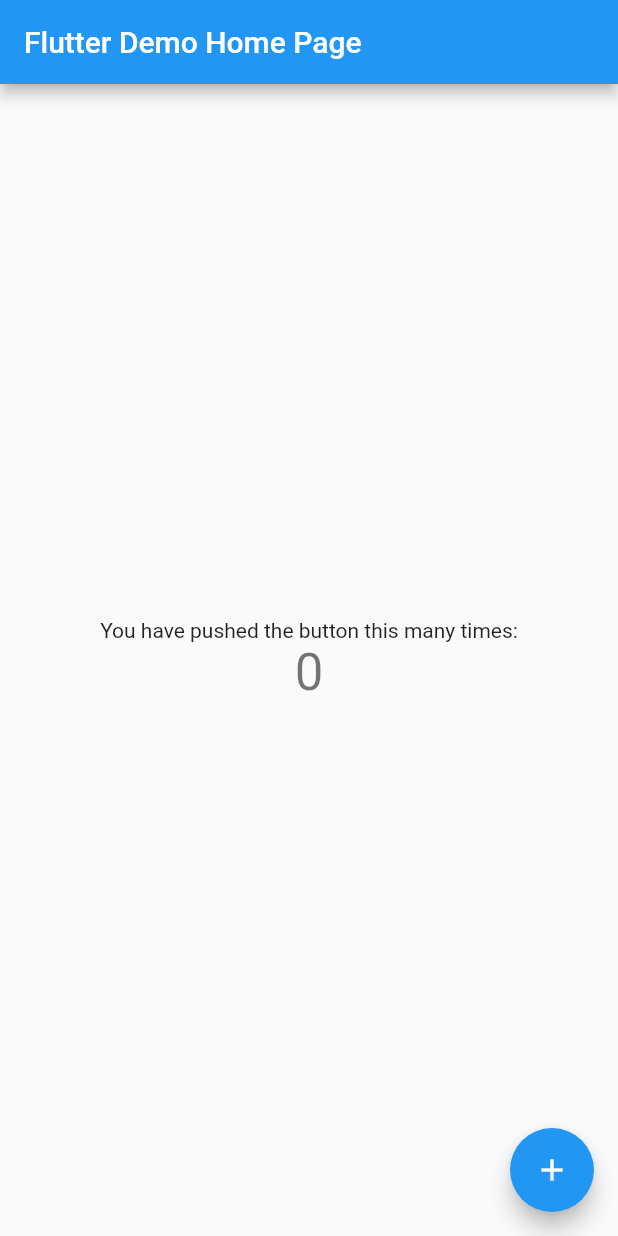
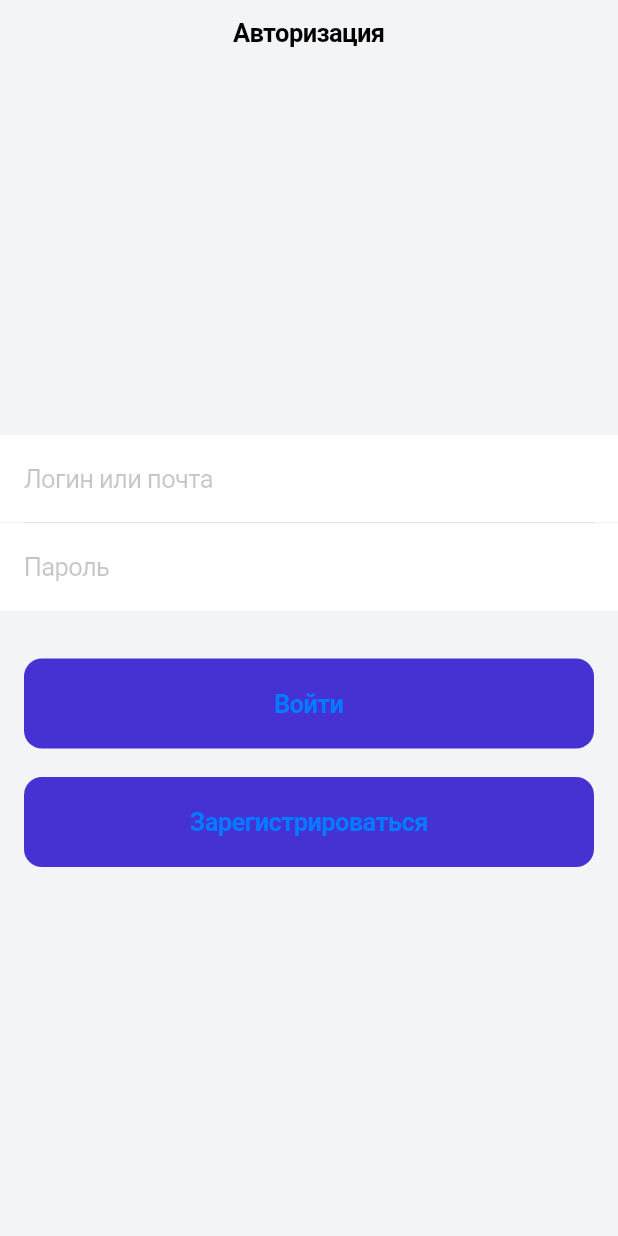
Before and after one commit to myrzabekovruslan/first_flutter_app, a Flutter app: the screen it shows after launch, on a phone screen of 412 x 824 dp. Run offline on Flutter 3.47's test engine with Material 2 defaults, Android fonts, the phone set to English and light mode, and no system bars.

Commit message:
ready auth screen

```diff
--- a/lib/main.dart
+++ b/lib/main.dart
@@ -1,4 +1,5 @@
-import 'package:flutter/material.dart';
+import 'package:flutter/cupertino.dart';
+import 'package:flutter_application_1/src/screens/auth/auth_screen.dart';
 
 void main() {
   runApp(const MyApp());
@@ -10,106 +11,8 @@ class MyApp extends StatelessWidget {
   // This widget is the root of your application.
   @override
   Widget build(BuildContext context) {
-    return MaterialApp(
-      title: 'Flutter Demo',
-      theme: ThemeData(
-        // This is the theme of your application.
-        //
-        // Try running your application with "flutter run". You'll see the
-        // application has a blue toolbar. Then, without quitting the app, try
-        // changing the primarySwatch below to Colors.green and then invoke
-        // "hot reload" (press "r" in the console where you ran "flutter run",
-        // or simply save your changes to "hot reload" in a Flutter IDE).
-        // Notice that the counter didn't reset back to zero; the application
-        // is not restarted.
-        primarySwatch: Colors.blue,
-      ),
-      home: const MyHomePage(title: 'Flutter Demo Home Page'),
+    return const CupertinoApp(
+      home: AuthScreen(),
     );
   }
 }
-
-class MyHomePage extends StatefulWidget {
-  const MyHomePage({Key? key, required this.title}) : super(key: key);
-
-  // This widget is the home page of your application. It is stateful, meaning
-  // that it has a State object (defined below) that contains fields that affect
-  // how it looks.
-
-  // This class is the configuration for the state. It holds the values (in this
-  // case the title) provided by the parent (in this case the App widget) and
-  // used by the build method of the State. Fields in a Widget subclass are
-  // always marked "final".
-
-  final String title;
-
-  @override
-  State<MyHomePage> createState() => _MyHomePageState();
-}
-
-class _MyHomePageState extends State<MyHomePage> {
-  int _counter = 0;
-
-  void _incrementCounter() {
-    setState(() {
-      // This call to setState tells the Flutter framework that something has
-      // changed in this State, which causes it to rerun the build method below
-      // so that the display can reflect the updated values. If we changed
-      // _counter without calling setState(), then the build method would not be
-      // called again, and so nothing would appear to happen.
-      _counter++;
-    });
-  }
-
-  @override
-  Widget build(BuildContext context) {
-    // This method is rerun every time setState is called, for instance as done
-    // by the _incrementCounter method above.
-    //
-    // The Flutter framework has been optimized to make rerunning build methods
-    // fast, so that you can just rebuild anything that needs updating rather
-    // than having to individually change instances of widgets.
-    return Scaffold(
-      appBar: AppBar(
-        // Here we take the value from the MyHomePage object that was created by
-        // the App.build method, and use it to set our appbar title.
-        title: Text(widget.title),
-      ),
-      body: Center(
-        // Center is a layout widget. It takes a single child and positions it
-        // in the middle of the parent.
-        child: Column(
-          // Column is also a layout widget. It takes a list of children and
-          // arranges them vertically. By default, it sizes itself to fit its
-          // children horizontally, and tries to be as tall as its parent.
-          //
-          // Invoke "debug painting" (press "p" in the console, choose the
-          // "Toggle Debug Paint" action from the Flutter Inspector in Android
-          // Studio, or the "Toggle Debug Paint" command in Visual Studio Code)
-          // to see the wireframe for each widget.
-          //
-          // Column has various properties to control how it sizes itself and
-          // how it positions its children. Here we use mainAxisAlignment to
-          // center the children vertically; the main axis here is the vertical
-          // axis because Columns are vertical (the cross axis would be
-          // horizontal).
-          mainAxisAlignment: MainAxisAlignment.center,
-          children: <Widget>[
-            const Text(
-              'You have pushed the button this many times:',
-            ),
-            Text(
-              '$_counter',
-              style: Theme.of(context).textTheme.headline4,
-            ),
-          ],
-        ),
-      ),
-      floatingActionButton: FloatingActionButton(
-        onPressed: _incrementCounter,
-        tooltip: 'Increment',
-        child: const Icon(Icons.add),
-      ), // This trailing comma makes auto-formatting nicer for build methods.
-    );
-  }
-}
--- /dev/null
+++ b/lib/src/screens/auth/auth_screen.dart
@@ -0,0 +1,81 @@
+import 'package:flutter/cupertino.dart';
+
+class AuthScreen extends StatelessWidget {
+  const AuthScreen({Key? key}) : super(key: key);
+
+  @override
+  Widget build(BuildContext context) {
+    return CupertinoPageScaffold(
+      backgroundColor: const Color(0xFFF3F4F6),
+      navigationBar: CupertinoNavigationBar(
+        backgroundColor: CupertinoColors.white,
+        // Убираем рамки
+        border: const Border(),
+        middle: Text('Авторизация'),
+      ),
+      child: SafeArea(
+        child: Column(
+          mainAxisAlignment: MainAxisAlignment.center,
+          crossAxisAlignment: CrossAxisAlignment.stretch,
+          children: [
+            CupertinoTextField(
+              placeholder: 'Логин или почта',
+              padding: const EdgeInsets.symmetric(vertical: 19, horizontal: 16),
+              // Заменяем стандартный стиль поля на свой
+              decoration: BoxDecoration(
+                color: CupertinoColors.white,
+              ),
+            ),
+            // Добавляем разделительную линию между полями
+            Container(
+              height: 1,
+              color: const Color(0xFFE0E6ED),
+              margin: EdgeInsets.symmetric(horizontal: 16),
+            ),
+            CupertinoTextField(
+              placeholder: 'Пароль',
+              padding: const EdgeInsets.symmetric(vertical: 19, horizontal: 16),
+              decoration: BoxDecoration(
+                color: CupertinoColors.white,
+              ),
+            ),
+            const SizedBox(
+              height: 32,
+            ),
+            Padding(
+              padding: const EdgeInsets.symmetric(horizontal: 16),
+              child: CupertinoButton(
+                color: const Color(0xFF4631D2),
+                padding: const EdgeInsets.symmetric(vertical: 20),
+                child: const Text(
+                  'Войти',
+                  style: TextStyle(
+                    fontWeight: FontWeight.bold,
+                  ),
+                ),
+                onPressed: () {},
+              ),
+            ),
+            const SizedBox(
+              height: 19,
+            ),
+            Padding(
+              padding: const EdgeInsets.symmetric(horizontal: 16),
+              child: CupertinoButton(
+                color: const Color(0xFF4631D2),
+                padding: const EdgeInsets.symmetric(vertical: 20),
+                child: const Text(
+                  'Зарегистрироваться',
+                  style: TextStyle(
+                    fontWeight: FontWeight.bold,
+                  ),
+                ),
+                onPressed: () {},
+              ),
+            )
+          ],
+        ),
+      ),
+    );
+  }
+}
```
